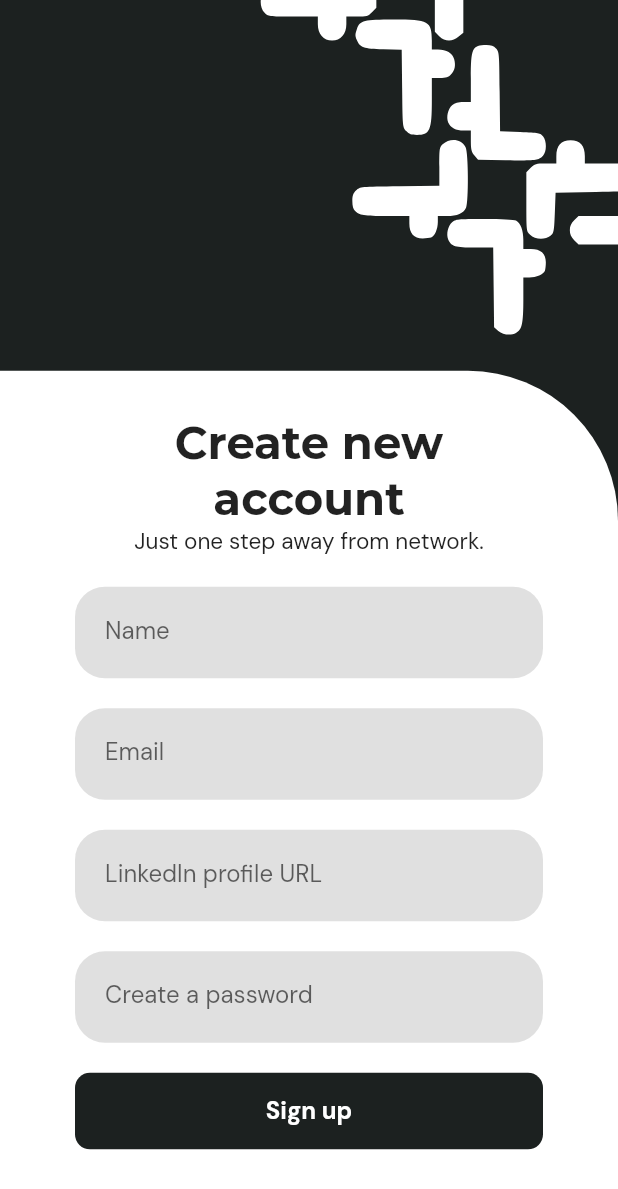
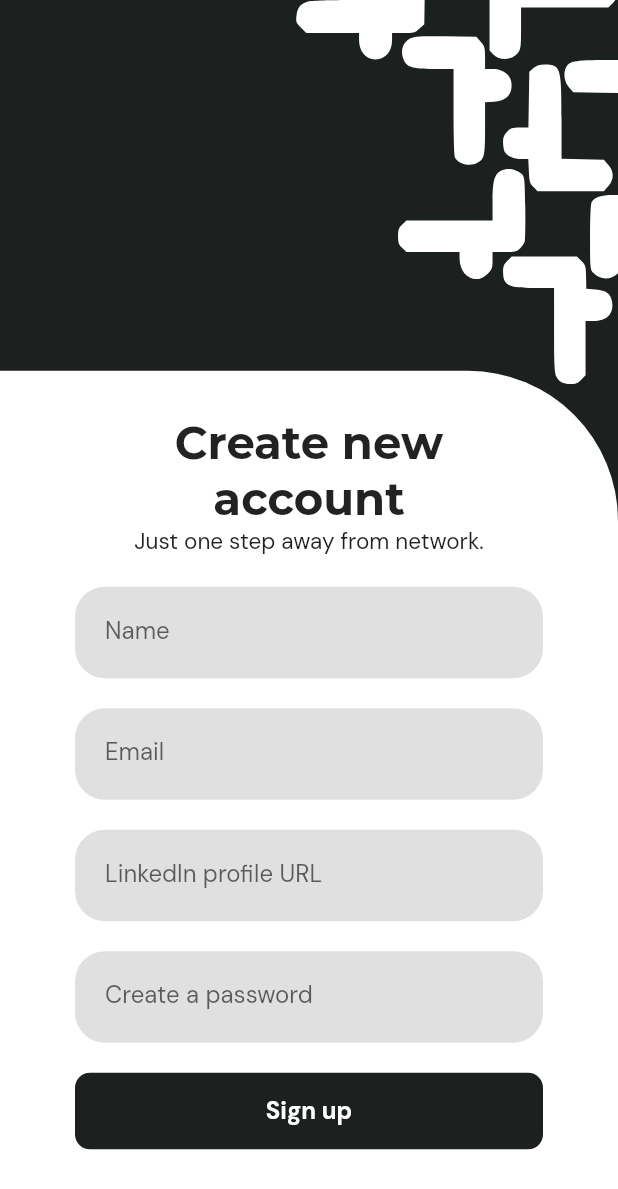
Before and after one commit to ShreyasSrinivasan/Flutter_events_the-galvans, a Flutter app: the screen it shows after launch, on a phone screen of 412 x 824 dp. Shown: the top 1189 px of the screen. Run offline on Flutter 3.47's test engine with Material 2 defaults, Android fonts, the phone set to English and light mode, and no system bars; our stand-ins replace firebase_core, flutter_svg, google_fonts; accounts and stored records are empty.

Commit message:
made adjustments to register page

```diff
--- a/connectify/lib/register/register.dart
+++ b/connectify/lib/register/register.dart
@@ -15,17 +15,13 @@ class RegisterScreen extends StatelessWidget {
       backgroundColor: Theme.of(context).primaryColorDark,
       body: Stack(children: [
         Positioned(
-          top: -330,
+          top: -290,
           left: 10,
-          child: Transform(
-            alignment: FractionalOffset.center,
-            transform: Matrix4.rotationZ(-math.pi / 2),
-            child: SvgPicture.asset(
-              'assets/design.svg',
-              height: 800,
-              fit: BoxFit.scaleDown,
-              color: Theme.of(context).primaryColorLight,
-            ),
+          child: SvgPicture.asset(
+            'assets/design-2.svg',
+            height: 800,
+            fit: BoxFit.scaleDown,
+            color: Theme.of(context).primaryColorLight,
           ),
         ),
         // SizedBox(height: 900),
--- a/connectify/pubspec.yaml
+++ b/connectify/pubspec.yaml
@@ -53,6 +53,7 @@ flutter:
   assets:
     - assets/connectify-logo.svg
     - assets/design.svg
+    - assets/design-2.svg
   #   - images/a_dot_burr.jpeg
   #   - images/a_dot_ham.jpeg
   # An image asset can refer to one or more resolution-specific "variants", see
```
Also changed, not shown: connectify/assets/design-2.svg (added).
